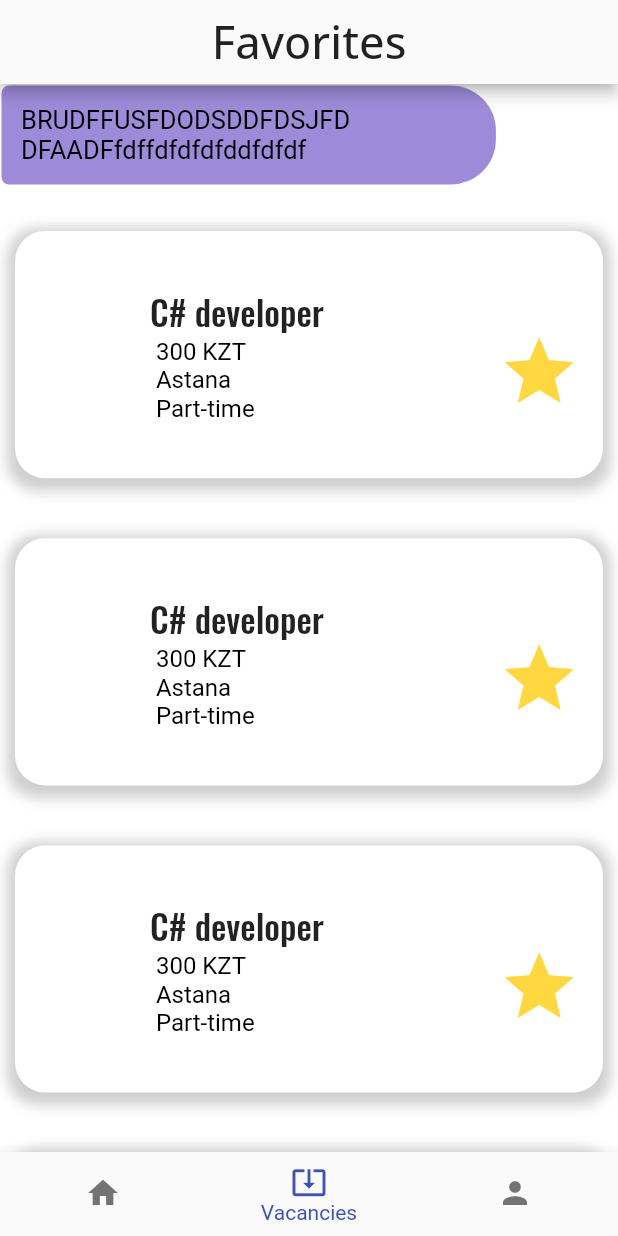
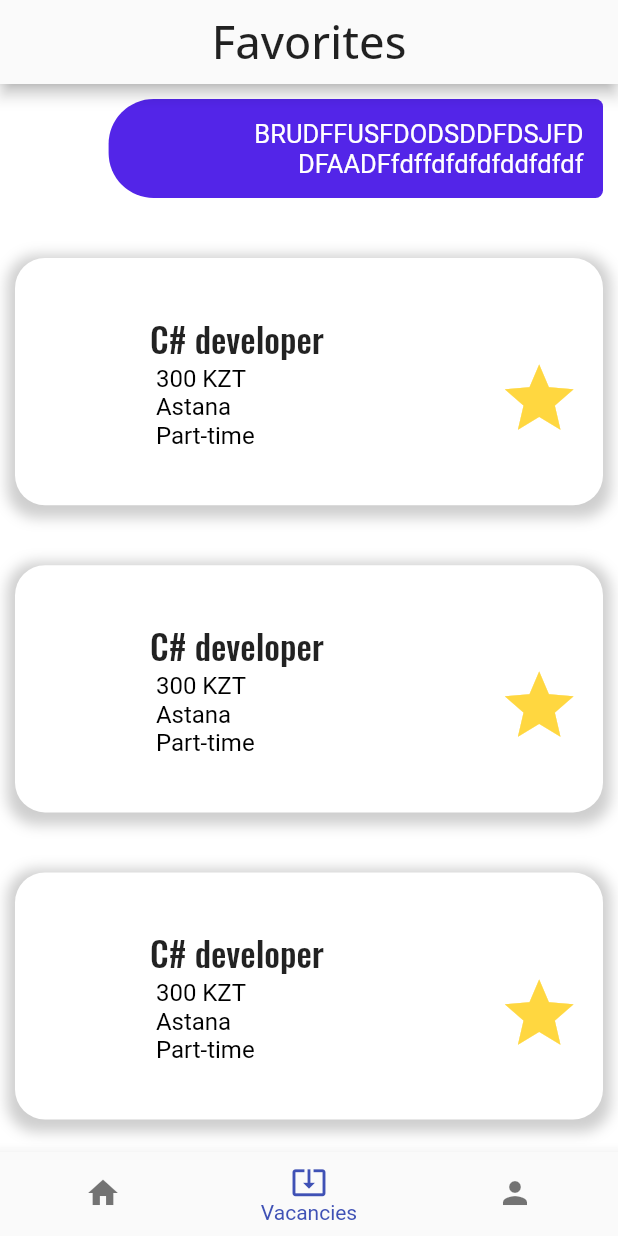
Before and after one commit to AkamazZz/FM_Flutter, a Flutter app: the screen it shows after launch, item 2 of the bottom bar chosen, on a phone screen of 412 x 824 dp. Run offline on Flutter 3.47's test engine with Material 2 defaults, Android fonts, the phone set to English and light mode, and no system bars; our stand-ins replace bloc, equatable, flutter_bloc, font_awesome_flutter, google_fonts, hexcolor.

Commit message:
Added Message page

```diff
--- a/lib/main.dart
+++ b/lib/main.dart
@@ -1,5 +1,6 @@
 import 'package:find_master/models/vacancy.dart';
 import 'package:find_master/pages/login_page.dart';
+import 'package:find_master/pages/message_page.dart';
 import 'package:find_master/pages/profile_page.dart';
 import 'package:find_master/pages/main_page.dart';
 import 'package:find_master/pages/vacancies_page.dart';
@@ -65,7 +66,7 @@ class MyApp extends StatelessWidget {
         } else if (state.navbarItem == NavbarItem.vacancies) {
           return VacanciesPage();
         } else if (state.navbarItem == NavbarItem.profile) {
-          return ProfilePage();
+          return MessagePage();
         }
         return Container();
       }
--- a/lib/pages/vacancies_page.dart
+++ b/lib/pages/vacancies_page.dart
@@ -65,7 +65,7 @@ class VacanciesPage extends StatelessWidget {
 
 
             if (index == 0) {
-               return Message(message: 'BRUDFFUSFDODSDDFDSJFD DFAADFfdffdfdfdfddfdfdf', isMe: false);
+               return Message(message: 'BRUDFFUSFDODSDDFDSJFD DFAADFfdffdfdfdfddfdfdf', isMe: true);
             }else {
               return VacancyWidget(
                 Vacancy(vacancy_exp: '0', vacancy_date_posted: DateTime(2021),
--- a/lib/pages/vacancy_page.dart
+++ b/lib/pages/vacancy_page.dart
@@ -21,7 +21,9 @@ class _VacancyPageState extends State<VacancyPage>{
   Widget build(BuildContext context) {
     return  Scaffold(appBar: AppBar(
       backgroundColor: Colors.grey.shade50,
+
       iconTheme: IconThemeData(
+
         color: Colors.black54,
       ) ,
       actions: [IconButton(
--- a/lib/pages/widgets/messege/message.dart
+++ b/lib/pages/widgets/messege/message.dart
@@ -15,9 +15,10 @@ class Message extends StatelessWidget {
   Widget build(BuildContext context) {
     if (isMe) {
       return Padding(
-        padding: const EdgeInsets.all(1.0),
+        padding: const EdgeInsets.all(10.0),
         child: Row(
           mainAxisAlignment: MainAxisAlignment.end,
+
           children: <Widget>[
             Flexible(
               child: Container(
@@ -38,6 +39,7 @@ class Message extends StatelessWidget {
                   padding: const EdgeInsets.all(13.0),
                   child: Text(
                     message,
+                    textAlign: TextAlign.end,
                     style: TextStyle(
                         color: Colors.white,
                         fontSize: 17
@@ -51,7 +53,7 @@ class Message extends StatelessWidget {
       );
     } else {
       return Padding(
-        padding: EdgeInsets.all(1.0),
+        padding: EdgeInsets.all(10),
         child: Row(
           crossAxisAlignment: CrossAxisAlignment.start,
           children: <Widget>[
```
Also changed, not shown: lib/pages/message_page.dart (added, +105 -0 lines).
